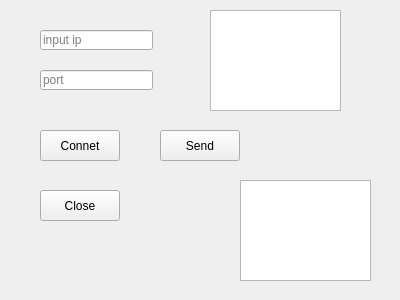
hulingyu476/Qt_Hera, file TSocketClient/clientwidget.ui: the form before one commit.
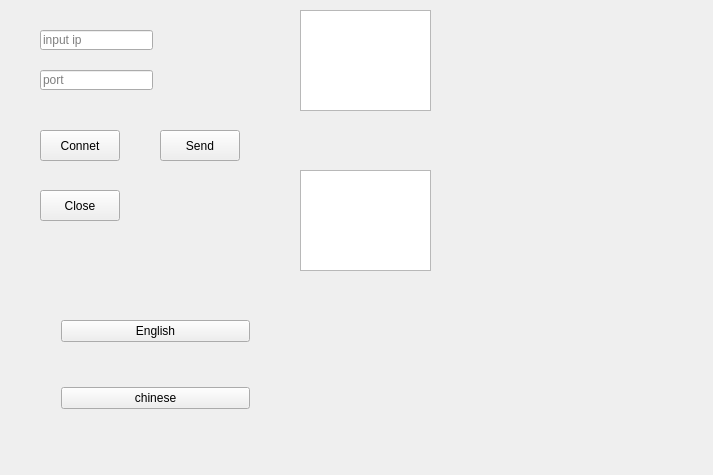
The form after the commit.

Patch:
```diff
--- a/TSocketClient/clientwidget.ui
+++ b/TSocketClient/clientwidget.ui
@@ -6,8 +6,8 @@
    <rect>
     <x>0</x>
     <y>0</y>
-    <width>400</width>
-    <height>300</height>
+    <width>713</width>
+    <height>475</height>
    </rect>
   </property>
   <property name="windowTitle">
@@ -84,7 +84,7 @@
   <widget class="QTextEdit" name="textEditWrite">
    <property name="geometry">
     <rect>
-     <x>210</x>
+     <x>300</x>
      <y>10</y>
      <width>131</width>
      <height>101</height>
@@ -94,13 +94,39 @@
   <widget class="QTextEdit" name="textEditRead">
    <property name="geometry">
     <rect>
-     <x>240</x>
-     <y>180</y>
+     <x>300</x>
+     <y>170</y>
      <width>131</width>
      <height>101</height>
     </rect>
    </property>
   </widget>
+  <widget class="QWidget" name="verticalLayoutWidget">
+   <property name="geometry">
+    <rect>
+     <x>50</x>
+     <y>270</y>
+     <width>211</width>
+     <height>191</height>
+    </rect>
+   </property>
+   <layout class="QVBoxLayout" name="verticalLayout">
+    <item>
+     <widget class="QPushButton" name="pushButton_en">
+      <property name="text">
+       <string>English</string>
+      </property>
+     </widget>
+    </item>
+    <item>
+     <widget class="QPushButton" name="pushButton_cn">
+      <property name="text">
+       <string>chinese</string>
+      </property>
+     </widget>
+    </item>
+   </layout>
+  </widget>
  </widget>
  <layoutdefault spacing="6" margin="11"/>
  <resources/>
```
